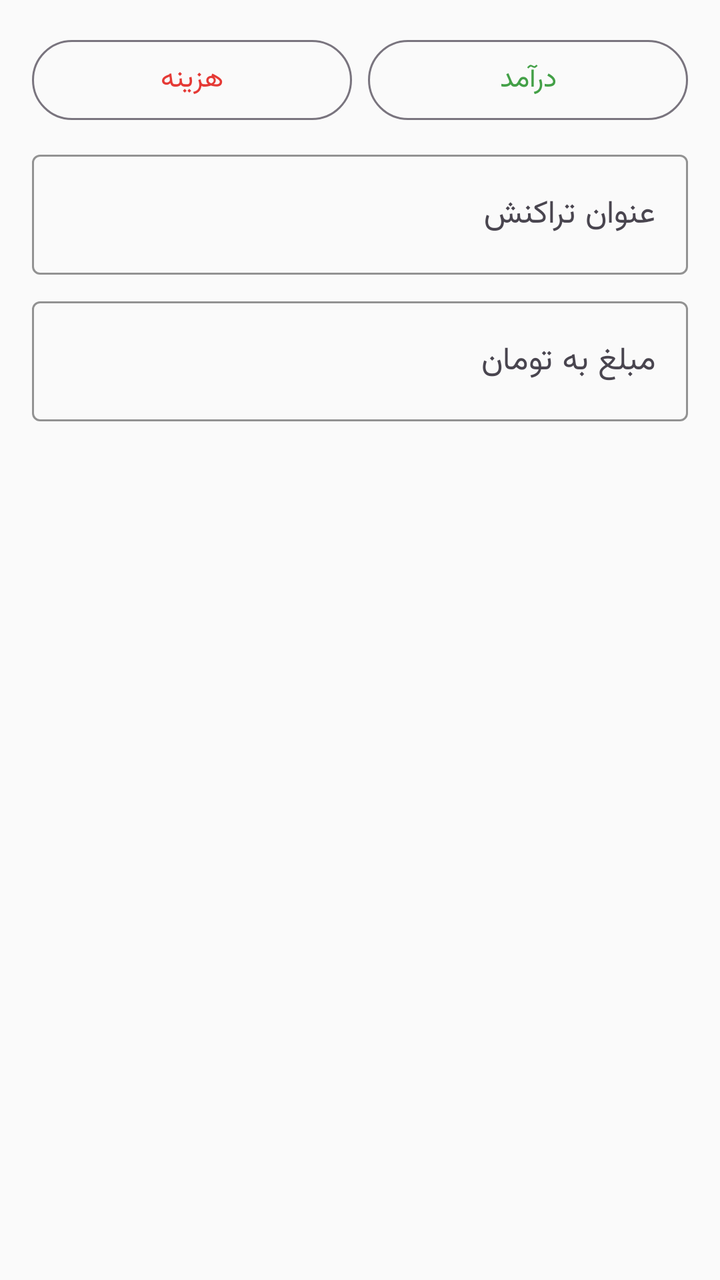
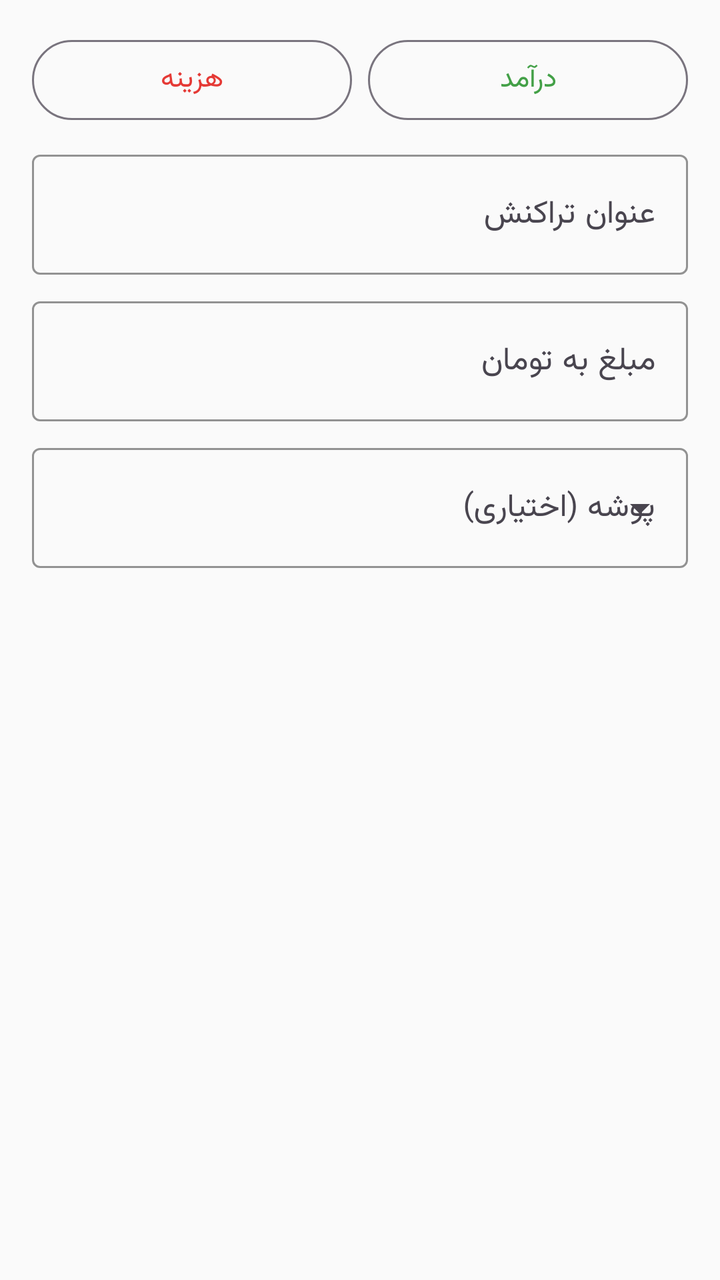

Compare the two renders of this Android layout. The source of the first and the diff that turns it into the second are given below.
<!-- AndroidManifest.xml: application theme Theme.PillTracker -->
<!-- res/layout/dialog_add_transaction.xml -->
<?xml version="1.0" encoding="utf-8"?>
<LinearLayout xmlns:android="http://schemas.android.com/apk/res/android"
    xmlns:app="http://schemas.android.com/apk/res-auto"
    android:layout_width="match_parent"
    android:layout_height="wrap_content"
    android:orientation="vertical"
    android:padding="16dp">

    <LinearLayout
        android:layout_width="match_parent"
        android:layout_height="wrap_content"
        android:layout_marginBottom="8dp"
        android:orientation="horizontal">

        <com.google.android.material.button.MaterialButton
            android:id="@+id/typeExpenseBtn"
            style="@style/Widget.Material3.Button.OutlinedButton"
            android:layout_width="0dp"
            android:layout_height="wrap_content"
            android:layout_weight="1"
            android:text="هزینه"
            android:textColor="@color/expense_red" />

        <Space
            android:layout_width="8dp"
            android:layout_height="1dp" />

        <com.google.android.material.button.MaterialButton
            android:id="@+id/typeIncomeBtn"
            style="@style/Widget.Material3.Button.OutlinedButton"
            android:layout_width="0dp"
            android:layout_height="wrap_content"
            android:layout_weight="1"
            android:text="درآمد"
            android:textColor="@color/income_green" />
    </LinearLayout>

    <com.google.android.material.textfield.TextInputLayout
        android:layout_width="match_parent"
        android:layout_height="wrap_content"
        android:layout_marginBottom="8dp"
        android:hint="عنوان تراکنش"
        app:endIconMode="clear_text"
        app:boxStrokeColor="@color/primary"
        app:hintTextColor="@color/primary">

        <com.google.android.material.textfield.TextInputEditText
            android:id="@+id/titleInput"
            android:layout_width="match_parent"
            android:layout_height="wrap_content"
            android:inputType="text"
            android:maxLines="1" />
    </com.google.android.material.textfield.TextInputLayout>

    <com.google.android.material.textfield.TextInputLayout
        android:layout_width="match_parent"
        android:layout_height="wrap_content"
        android:hint="مبلغ به تومان"
        app:endIconMode="clear_text"
        app:boxStrokeColor="@color/primary"
        app:hintTextColor="@color/primary">

        <com.google.android.material.textfield.TextInputEditText
            android:id="@+id/amountInput"
            android:layout_width="match_parent"
            android:layout_height="wrap_content"
            android:inputType="number" />
    </com.google.android.material.textfield.TextInputLayout>

</LinearLayout>
<!-- resources referenced by this layout -->
<resources>
  <color name="expense_red">#FFE53935</color>
  <color name="income_green">#FF43A047</color>
  <color name="primary">#FF78909C</color>
  <style name="Theme.PillTracker" parent="Theme.Material3.DayNight.NoActionBar">
          <item name="colorPrimary">@color/primary</item>
          <item name="colorOnPrimary">@color/on_primary</item>
          <item name="colorSecondary">@color/secondary</item>
          <item name="colorSurface">@color/surface</item>
          <item name="colorOnSurface">@color/on_surface</item>
          <item name="android:fontFamily">@font/vazirmatn</item>
          <item name="fontFamily">@font/vazirmatn</item>
          <item name="android:statusBarColor">@color/background</item>
          <item name="android:windowBackground">@color/background</item>
      </style>
  <color name="on_primary">#FFFFFFFF</color>
  <color name="secondary">#FF90A4AE</color>
  <color name="surface">#FFFFFFFF</color>
  <color name="on_surface">#FF37474F</color>
  <color name="background">#FFFAFAFA</color>
</resources>

<!-- the commit's change to res/layout/dialog_add_transaction.xml (unified diff, before → after) -->
@@ -55,6 +55,7 @@
     <com.google.android.material.textfield.TextInputLayout
         android:layout_width="match_parent"
         android:layout_height="wrap_content"
+        android:layout_marginBottom="8dp"
         android:hint="مبلغ به تومان"
         app:endIconMode="clear_text"
         app:boxStrokeColor="@color/primary"
@@ -67,4 +68,21 @@
             android:inputType="number" />
     </com.google.android.material.textfield.TextInputLayout>
 
+    <com.google.android.material.textfield.TextInputLayout
+        android:id="@+id/categoryDropdownLayout"
+        style="@style/Widget.Material3.TextInputLayout.OutlinedBox.ExposedDropdownMenu"
+        android:layout_width="match_parent"
+        android:layout_height="wrap_content"
+        android:hint="پوشه (اختیاری)"
+        app:boxStrokeColor="@color/primary"
+        app:hintTextColor="@color/primary">
+
+        <AutoCompleteTextView
+            android:id="@+id/categoryDropdown"
+            android:layout_width="match_parent"
+            android:layout_height="wrap_content"
+            android:inputType="none"
+            android:maxLines="1" />
+    </com.google.android.material.textfield.TextInputLayout>
+
 </LinearLayout>
